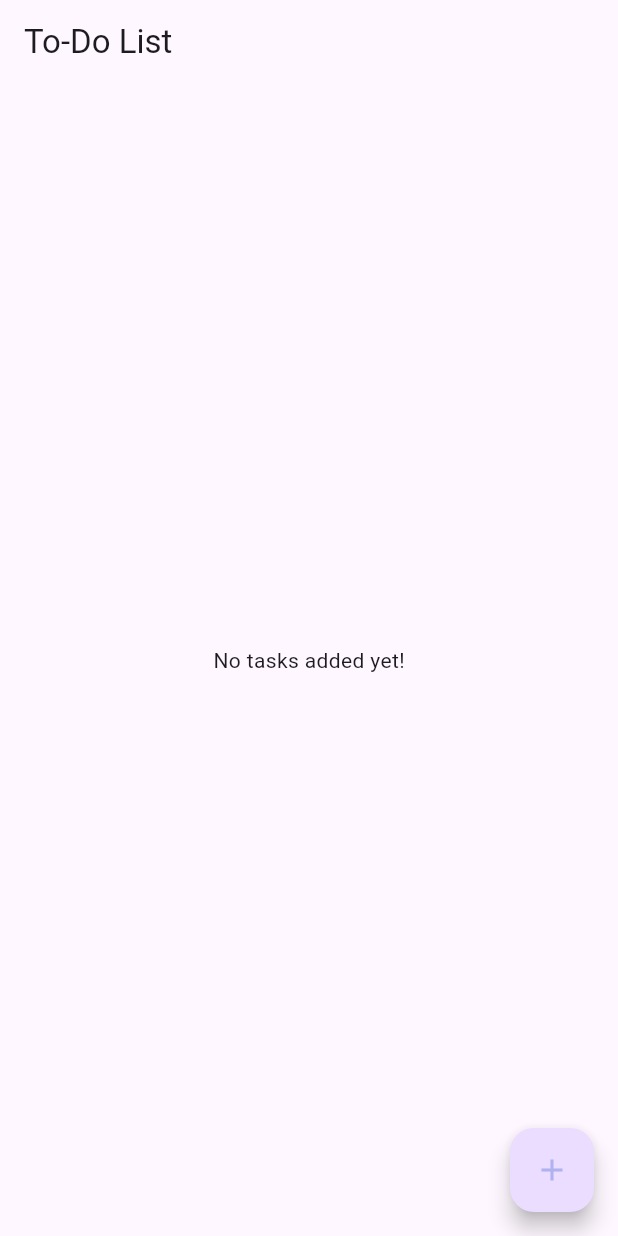
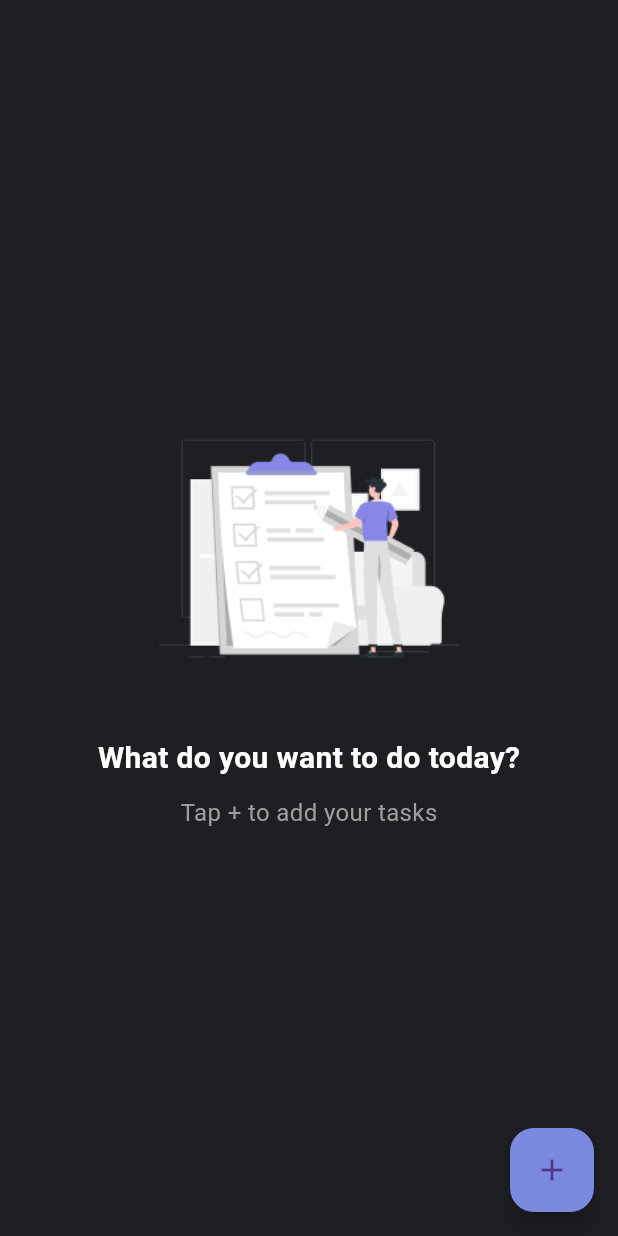
Before and after one commit to Paccyfic/Simple_Todo_App, a Flutter app: the screen it shows after launch, on a phone screen of 412 x 824 dp. Run offline on Flutter 3.47's test engine with Material 3 defaults, Android fonts, the phone set to English and light mode, and no system bars; our stand-ins replace hive, hive_flutter; accounts and stored records are empty.

Commit message:
ft(home-screen): Adds a home screen to add tasks

```diff
--- a/lib/providers/task_provider.dart
+++ b/lib/providers/task_provider.dart
@@ -19,6 +19,12 @@ class TaskProvider with ChangeNotifier {
     notifyListeners();
   }
 
+  void deleteTask(Task task) {
+    _tasks.remove(task);
+    Hive.box('tasksBox').delete(task.title);
+    notifyListeners();
+  }
+
   void loadTasks() {
     var box = Hive.box('tasksBox');
     _tasks = box.values.toList().cast<Task>();
--- a/lib/screens/home_screen.dart
+++ b/lib/screens/home_screen.dart
@@ -9,37 +9,86 @@ class HomeScreen extends StatelessWidget {
     final taskProvider = Provider.of<TaskProvider>(context);
 
     return Scaffold(
-      appBar: AppBar(
-        title: Text('To-Do List'),
-      ),
+      backgroundColor: const Color.fromARGB(255, 29, 31, 35), // Set background to black
       body: taskProvider.tasks.isEmpty
-          ? Center(child: Text('No tasks added yet!'))
+          ? Center(
+              child: Column(
+                mainAxisAlignment: MainAxisAlignment.center,
+                children: [
+                  Image.asset(
+                    'assets/images/empty-list.png',
+                    height: 200,
+                    width: 200,
+                  ),
+                  SizedBox(height: 20),
+                  Text(
+                    'What do you want to do today?',
+                    style: TextStyle(
+                      color: Colors.white,
+                      fontSize: 20,
+                      fontWeight: FontWeight.bold,
+                    ),
+                  ),
+                  SizedBox(height: 10),
+                  Text(
+                    'Tap + to add your tasks',
+                    style: TextStyle(
+                      color: Colors.grey,
+                      fontSize: 16,
+                    ),
+                  ),
+                ],
+              ),
+            )
           : ListView.builder(
               itemCount: taskProvider.tasks.length,
               itemBuilder: (context, index) {
                 final task = taskProvider.tasks[index];
-                return ListTile(
-                  title: Text(task.title),
-                  subtitle: Text(task.description),
-                  trailing: Checkbox(
-                    value: task.isCompleted,
-                    onChanged: (value) {
-                      taskProvider.toggleComplete(task);
-                    },
+                return Dismissible(
+                  key: Key(task.title),
+                  background: Container(
+                    color: Colors.red,
+                    alignment: Alignment.centerLeft,
+                    padding: EdgeInsets.symmetric(horizontal: 20),
+                    child: Icon(
+                      Icons.delete,
+                      color: Colors.white,
+                    ),
+                  ),
+                  direction: DismissDirection.startToEnd,
+                  onDismissed: (direction) {
+                    taskProvider.deleteTask(task);
+                    ScaffoldMessenger.of(context).showSnackBar(
+                      SnackBar(content: Text('${task.title} deleted')),
+                    );
+                  },
+                  child: ListTile(
+                    title: Text(
+                      task.title,
+                      style: TextStyle(color: Colors.white),
+                    ),
+                    subtitle: Text(
+                      task.description,
+                      style: TextStyle(color: Colors.grey),
+                    ),
+                    trailing: Checkbox(
+                      value: task.isCompleted,
+                      onChanged: (value) {
+                        taskProvider.toggleComplete(task);
+                      },
+                    ),
                   ),
                 );
               },
             ),
       floatingActionButton: FloatingActionButton(
+        backgroundColor: Color(0xFF7B8AE0), // Match button color to the screenshot
         onPressed: () {
           Navigator.of(context).push(
             MaterialPageRoute(builder: (context) => AddTaskScreen()),
           );
         },
-        child: Icon(
-          Icons.add,
-          color: const Color.fromARGB(133, 123, 138, 224),
-        ),
+        child: Icon(Icons.add),
       ),
     );
   }
--- a/pubspec.yaml
+++ b/pubspec.yaml
@@ -23,3 +23,6 @@ dev_dependencies:
 
 flutter:
   uses-material-design: true
+
+  assets:
+   - assets/images/
```
Also changed, not shown: assets/images/empty-list.png (added), assets/images/no-list.png (added).
